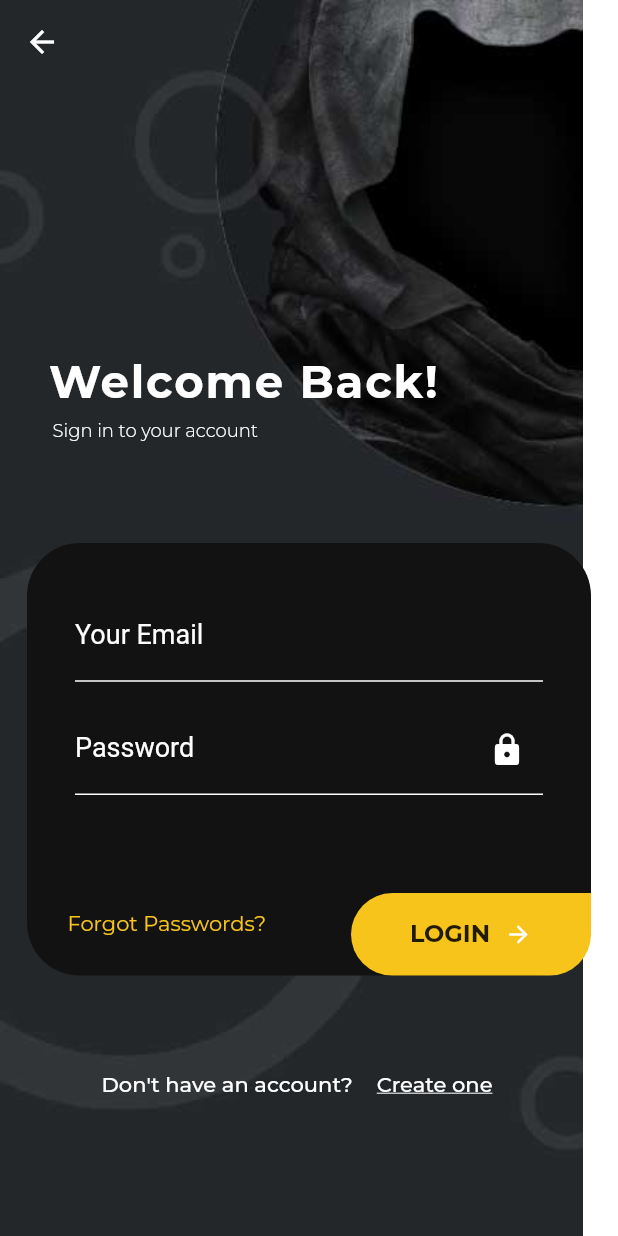
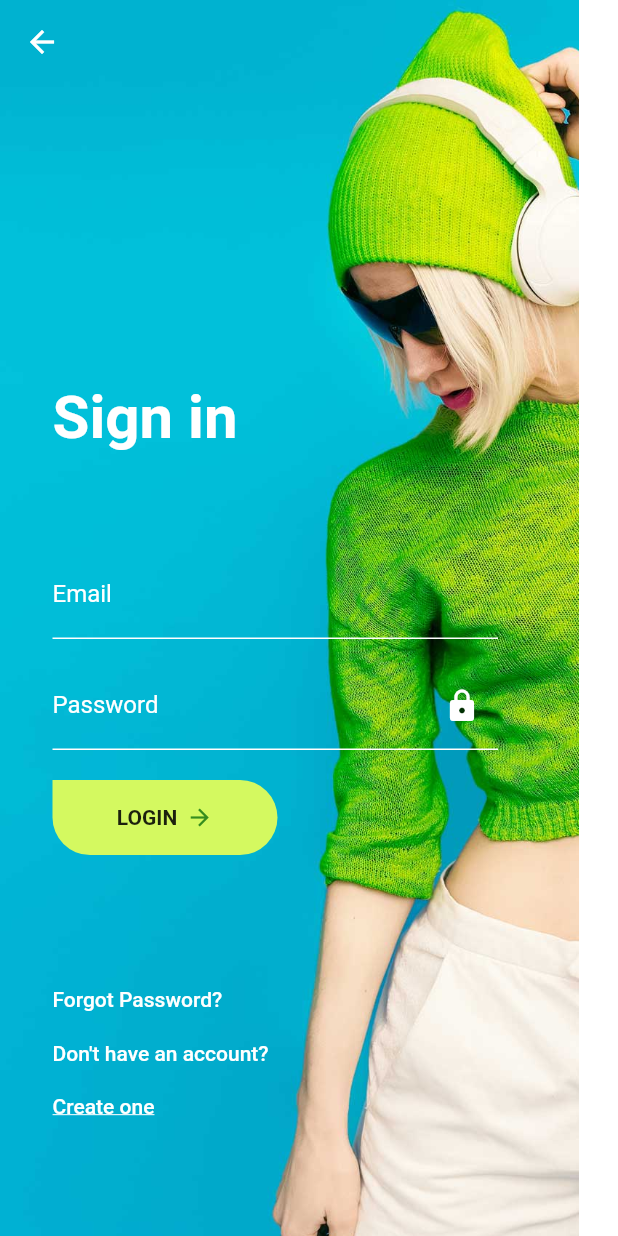
Before and after one commit to ahmedashraf722/Flutter_Marathon_Screen, a Flutter app: the Register1 screen opened directly, after a tap on "LOGIN", on a phone screen of 412 x 824 dp. Run offline on Flutter 3.47's test engine with Material 2 defaults, Android fonts, the phone set to English and light mode, and no system bars; our stand-ins replace font_awesome_flutter, google_fonts.

Commit message:
Add Register 2 and Register 3

```diff
--- a/lib/registers/registration1.dart
+++ b/lib/registers/registration1.dart
@@ -1,5 +1,6 @@
 import 'package:flutter/material.dart';
 import 'package:google_fonts/google_fonts.dart';
+import 'package:marathon/registers/registration2.dart';
 
 class Register1 extends StatefulWidget {
   @override
@@ -186,7 +187,10 @@ class _Register1State extends State<Register1> {
               Align(
                 alignment: Alignment.bottomRight,
                 child: InkWell(
-                  onTap: () {},
+                  onTap: () {
+                    Navigator.push(context,
+                        MaterialPageRoute(builder: (context) => Register2()));
+                  },
                   child: Transform.translate(
                     offset: Offset(32, 32),
                     child: Container(
--- /dev/null
+++ b/lib/registers/registration2.dart
@@ -0,0 +1,183 @@
+import 'package:flutter/material.dart';
+import 'package:marathon/registers/registration3.dart';
+
+class Register2 extends StatefulWidget {
+  @override
+  _Register2State createState() => _Register2State();
+}
+
+class _Register2State extends State<Register2> {
+  var _key = GlobalKey<FormState>();
+
+  final TextEditingController _editingEmailController = TextEditingController();
+  final TextEditingController _editingPasswordController =
+      TextEditingController();
+
+  @override
+  void dispose() {
+    _editingEmailController.dispose();
+    _editingPasswordController.dispose();
+    super.dispose();
+  }
+
+  @override
+  Widget build(BuildContext context) {
+    return Stack(
+      children: [
+        Image.asset(
+          "assets/images/registration/registrationbg2.jpg",
+          fit: BoxFit.cover,
+          height: MediaQuery.of(context).size.height,
+        ),
+        Scaffold(
+          backgroundColor: Colors.transparent,
+          appBar: AppBar(
+            backgroundColor: Colors.transparent,
+            elevation: 0,
+          ),
+          body: Align(
+            alignment: Alignment.bottomCenter,
+            child: SingleChildScrollView(
+              child: Padding(
+                padding: EdgeInsets.only(right: 80, left: 35),
+                child: Form(
+                  key: _key,
+                  child: Column(
+                    mainAxisAlignment: MainAxisAlignment.end,
+                    crossAxisAlignment: CrossAxisAlignment.start,
+                    children: [
+                      Text(
+                        "Sign in",
+                        style: TextStyle(
+                          color: Colors.white,
+                          fontWeight: FontWeight.bold,
+                          fontSize: 40,
+                        ),
+                      ),
+                      SizedBox(height: 65),
+                      TextFormField(
+                        style: TextStyle(color: Colors.white),
+                        controller: _editingEmailController,
+                        decoration: InputDecoration(
+                          labelText: "Email",
+                          labelStyle: TextStyle(
+                            color: Colors.white,
+                          ),
+                          hintText: "Email@address.com",
+                          hintStyle: TextStyle(
+                            color: Colors.white,
+                          ),
+                          focusColor: Colors.white,
+                          enabledBorder: UnderlineInputBorder(
+                            borderSide: BorderSide(color: Colors.white),
+                          ),
+                          focusedBorder: UnderlineInputBorder(
+                            borderSide: BorderSide(color: Colors.white),
+                          ),
+                        ),
+                      ),
+                      SizedBox(height: 15),
+                      TextFormField(
+                        style: TextStyle(color: Colors.white),
+                        controller: _editingPasswordController,
+                        obscureText: true,
+                        decoration: InputDecoration(
+                          labelText: "Password",
+                          labelStyle: TextStyle(
+                            color: Colors.white,
+                          ),
+                          hintText: "**********",
+                          hintStyle: TextStyle(
+                            color: Colors.white,
+                          ),
+                          suffixIcon: Icon(
+                            Icons.lock,
+                            color: Colors.white,
+                          ),
+                          focusColor: Colors.white,
+                          enabledBorder: UnderlineInputBorder(
+                            borderSide: BorderSide(color: Colors.white),
+                          ),
+                          focusedBorder: UnderlineInputBorder(
+                            borderSide: BorderSide(color: Colors.white),
+                          ),
+                        ),
+                      ),
+                      SizedBox(height: 20),
+                      InkWell(
+                        onTap: () {
+                          Navigator.push(
+                              context,
+                              MaterialPageRoute(
+                                  builder: (context) => Register3()));
+                        },
+                        child: Container(
+                          width: 150,
+                          height: 50,
+                          decoration: BoxDecoration(
+                            color: Color(0xffD4f960),
+                            borderRadius: BorderRadius.only(
+                              topRight: Radius.circular(25),
+                              bottomLeft: Radius.circular(25),
+                              bottomRight: Radius.circular(25),
+                            ),
+                          ),
+                          child: Row(
+                            mainAxisAlignment: MainAxisAlignment.center,
+                            crossAxisAlignment: CrossAxisAlignment.center,
+                            children: [
+                              Text(
+                                "LOGIN",
+                                style: TextStyle(
+                                  fontWeight: FontWeight.bold,
+                                ),
+                              ),
+                              SizedBox(width: 6),
+                              Icon(
+                                Icons.arrow_forward,
+                                color: Color(0xff358d1e),
+                                size: 18,
+                              ),
+                            ],
+                          ),
+                        ),
+                      ),
+                      SizedBox(height: 60),
+                      FlatButton(
+                        onPressed: () {},
+                        padding: EdgeInsets.only(right: 10, top: 25),
+                        child: Text(
+                          "Forgot Password?",
+                          style: TextStyle(color: Colors.white),
+                        ),
+                      ),
+                      FlatButton(
+                        onPressed: () {},
+                        padding: EdgeInsets.only(right: 10),
+                        child: Text(
+                          "Don't have an account?",
+                          style: TextStyle(color: Colors.white),
+                        ),
+                      ),
+                      FlatButton(
+                        onPressed: () {},
+                        padding: EdgeInsets.only(right: 20, bottom: 25),
+                        child: Text(
+                          "Create one",
+                          style: TextStyle(
+                              color: Colors.white,
+                              decoration: TextDecoration.underline),
+                        ),
+                      ),
+                      SizedBox(height: 50),
+                    ],
+                  ),
+                ),
+              ),
+            ),
+          ),
+        ),
+      ],
+    );
+  }
+}
--- a/pubspec.yaml
+++ b/pubspec.yaml
@@ -68,15 +68,19 @@ flutter:
     - assets/images/profiles/profile3bg.jpg
     - assets/images/profiles/profile4bg.jpg
     - assets/images/registration/darkbg1.jpg
-    - assets/images/registration/registration3.jpg
     - assets/images/registration/registration4.jpg
     - assets/images/registration/registrationbg2.jpg
     - assets/images/registration/waves_bg.jpg
     - assets/images/share/a.jpg
+    - assets/images/share/aaaa.jpg
     - assets/images/share/c.jpg
     - assets/images/share/e.jpg
     - assets/images/share/eee.jpg
+    - assets/images/share/err.jpg
+    - assets/images/share/ff.jpg
+    - assets/images/share/rr.jpg
     - assets/images/share/s.jpg
+    - assets/images/share/v.jpg
     - assets/n.jpg
   #   - images/a_dot_ham.jpeg
 
```
Also changed, not shown: lib/registers/registration3.dart (added, +81 -0 lines), lib/res.dart (+6 -2 lines), assets/images/registration/registration3.jpg (deleted), assets/images/share/aaaa.jpg (added), assets/images/share/err.jpg (added), assets/images/share/ff.jpg (added), assets/images/share/rr.jpg (added), assets/images/share/v.jpg (added).
